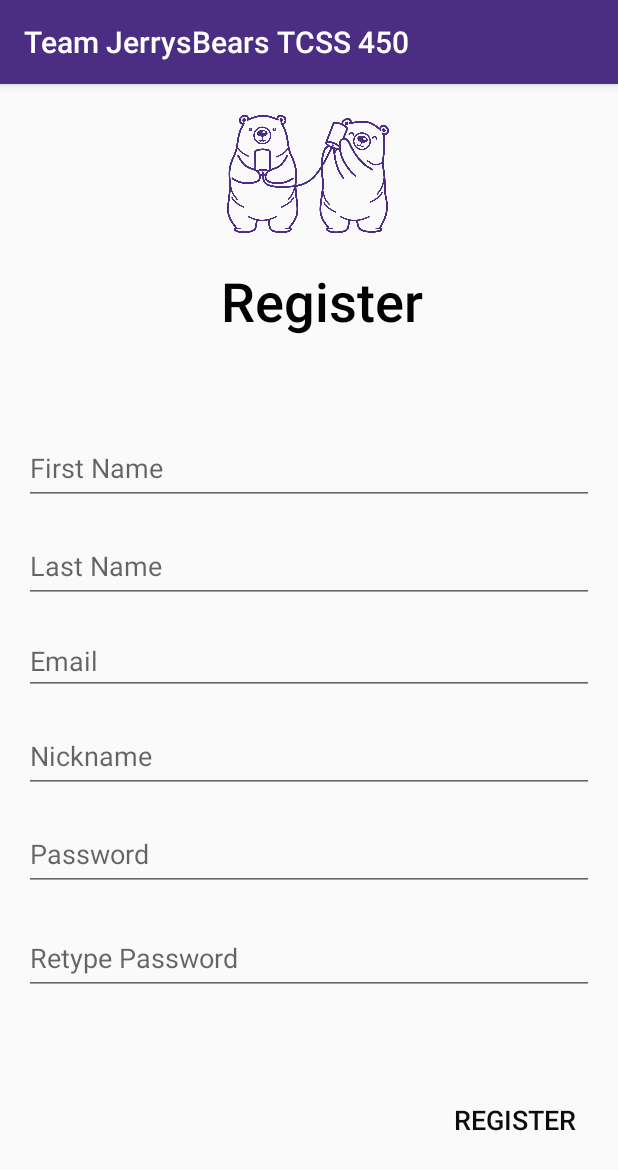
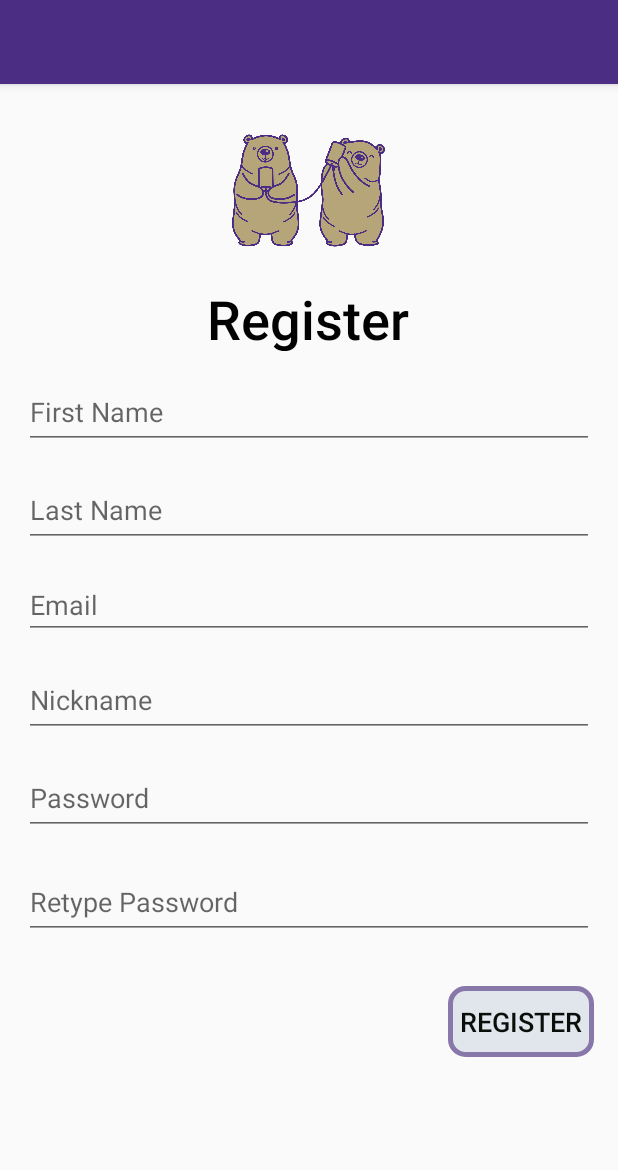
Before and after one commit to redqueentopawnfour/Team_JerrysBears_TCSS450, an Android app: the RegisterFragment screen opened through its navigation route, on a phone screen of 412 x 824 dp. Shown: the top 1170 px of the screen. Run offline under Robolectric (Android 15) with nearby library versions, the phone set to English and light mode, and no system bars.

Commit message:
Updated color theme

```diff
--- a/app/src/main/res/layout/fragment_register.xml
+++ b/app/src/main/res/layout/fragment_register.xml
@@ -10,10 +10,10 @@
 
     <ImageView
         android:id="@+id/image_login_logo"
-        android:layout_width="108dp"
-        android:layout_height="120dp"
-        android:src="@drawable/bears_color_image2_transparent"
-
+        android:layout_width="102dp"
+        android:layout_height="110dp"
+        android:layout_marginTop="16dp"
+        android:src="@drawable/bears_color_image_transparent"
         app:layout_constraintEnd_toEndOf="parent"
         app:layout_constraintHorizontal_bias="0.498"
         app:layout_constraintStart_toStartOf="parent"
@@ -21,10 +21,10 @@
 
     <TextView
         android:id="@+id/textView_register_title"
-        android:layout_width="243dp"
-        android:layout_height="55dp"
+        android:layout_width="244dp"
+        android:layout_height="46dp"
         android:layout_marginStart="16dp"
-        android:layout_marginTop="120dp"
+        android:layout_marginTop="132dp"
         android:layout_marginEnd="16dp"
         android:fontFamily="sans-serif-medium"
         android:text="@string/textView_register_title"
@@ -32,7 +32,7 @@
         android:textColor="#020202"
         android:textSize="36sp"
         app:layout_constraintEnd_toEndOf="parent"
-        app:layout_constraintHorizontal_bias="0.566"
+        app:layout_constraintHorizontal_bias="0.496"
         app:layout_constraintStart_toStartOf="parent"
         app:layout_constraintTop_toTopOf="parent" />
 
@@ -41,7 +41,7 @@
         android:layout_width="0dp"
         android:layout_height="49dp"
         android:layout_marginStart="16dp"
-        android:layout_marginTop="56dp"
+        android:layout_marginTop="16dp"
         android:layout_marginEnd="16dp"
         android:hint="@string/editText_register_firstName"
         android:inputType="textPersonName"
@@ -126,12 +126,13 @@
     <Button
         android:id="@+id/button_register_register"
         style="@style/Widget.AppCompat.Button.Borderless.Colored"
-        android:layout_width="wrap_content"
-        android:layout_height="51dp"
+        android:layout_width="97dp"
+        android:layout_height="47dp"
         android:layout_marginStart="304dp"
         android:layout_marginTop="16dp"
         android:layout_marginEnd="16dp"
         android:layout_marginBottom="16dp"
+        android:background="@drawable/customborder_greypurple"
         android:text="@string/button_register_register"
         android:textColor="#0B0F0B"
         android:textSize="18sp"
@@ -140,6 +141,6 @@
         app:layout_constraintHorizontal_bias="1.0"
         app:layout_constraintStart_toStartOf="parent"
         app:layout_constraintTop_toBottomOf="@+id/editText_register_retypePassword"
-        app:layout_constraintVertical_bias="0.534" />
+        app:layout_constraintVertical_bias="0.129" />
 
 </androidx.constraintlayout.widget.ConstraintLayout>
--- a/app/src/main/res/values/strings.xml
+++ b/app/src/main/res/values/strings.xml
@@ -1,7 +1,7 @@
 <resources>
     <!--    login string-->
-    <string name="app_name">Team JerrysBears TCSS 450</string>
-    <string name="textView_login_title">Login</string>
+    <string name="app_name"></string>
+    <string name="textView_login_title">Welcome</string>
     <string name="editText_login_email">Email</string>
     <string name="editText_login_password">Password</string>
     <string name="button_login_login">Login</string>
--- a/app/src/main/res/values/styles.xml
+++ b/app/src/main/res/values/styles.xml
@@ -13,6 +13,7 @@
         <item name="windowNoTitle">true</item>
     </style>
 
+
     <style name="AppTheme.AppBarOverlay" parent="ThemeOverlay.AppCompat.Dark.ActionBar" />
 
     <style name="AppTheme.PopupOverlay" parent="ThemeOverlay.AppCompat.Light" />
```
Also changed, not shown: app/src/main/res/drawable-v24/side_nav_bar_gradient.xml (added, +9 -0 lines), app/src/main/res/layout/nav_header_home.xml (+5 -5 lines).
